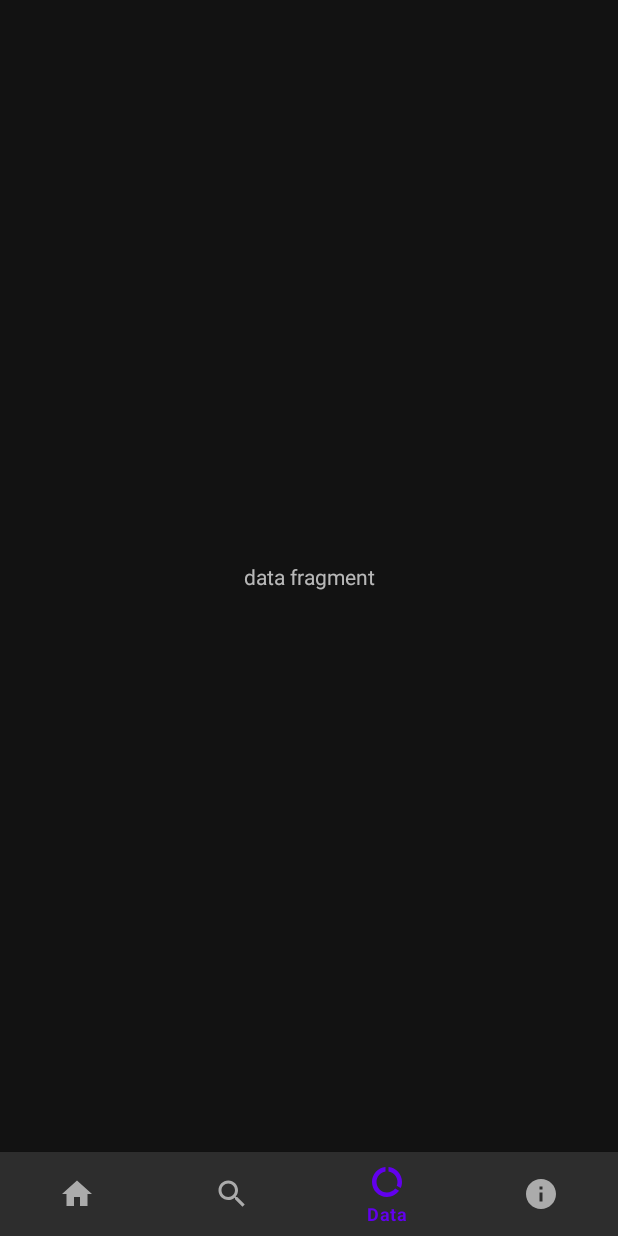
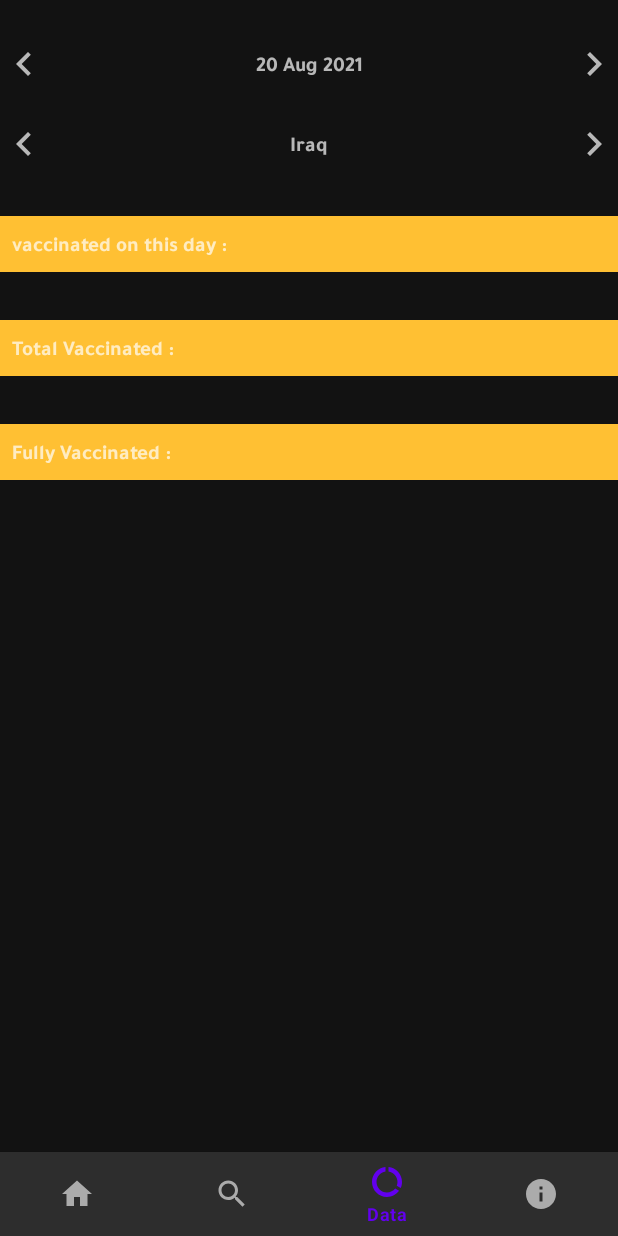
Before and after one commit to wesamnabeel99/covidvax, an Android app: the screen it shows after launch (HomeActivity), item 3 of the bottom bar chosen, on a phone screen of 412 x 824 dp. Run offline under Robolectric (Android 15) with nearby library versions, the light colour scheme and no system bars.

Commit message:
implement simple ui for data fragment

```diff
--- /dev/null
+++ b/app/src/main/res/drawable/ic_baseline_keyboard_arrow_right_24.xml
@@ -0,0 +1,10 @@
+<vector xmlns:android="http://schemas.android.com/apk/res/android"
+    android:width="24dp"
+    android:height="24dp"
+    android:viewportWidth="24"
+    android:viewportHeight="24"
+    android:tint="?attr/colorControlNormal">
+  <path
+      android:fillColor="@android:color/white"
+      android:pathData="M8.59,16.59L13.17,12 8.59,7.41 10,6l6,6 -6,6 -1.41,-1.41z"/>
+</vector>
--- a/app/src/main/res/layout/fragment_data.xml
+++ b/app/src/main/res/layout/fragment_data.xml
@@ -1,16 +1,102 @@
 <?xml version="1.0" encoding="utf-8"?>
 <androidx.constraintlayout.widget.ConstraintLayout xmlns:android="http://schemas.android.com/apk/res/android"
     xmlns:app="http://schemas.android.com/apk/res-auto"
+    xmlns:tools="http://schemas.android.com/tools"
     android:layout_width="match_parent"
     android:layout_height="match_parent">
 
     <TextView
+        android:id="@+id/textView"
         android:layout_width="wrap_content"
         android:layout_height="wrap_content"
-        android:text="data fragment"
-        app:layout_constraintBottom_toBottomOf="parent"
+        android:fontFamily="@font/tajawalbold"
+        android:layout_marginTop="32dp"
+        android:text="20 Aug 2021"
         app:layout_constraintEnd_toEndOf="parent"
         app:layout_constraintStart_toStartOf="parent"
         app:layout_constraintTop_toTopOf="parent" />
 
+    <ImageView
+        android:id="@+id/imageView"
+        android:layout_width="32dp"
+        android:layout_height="32dp"
+        android:src="@drawable/ic_baseline_keyboard_arrow_right_24"
+        app:layout_constraintBottom_toBottomOf="@+id/textView"
+        app:layout_constraintEnd_toEndOf="parent"
+        app:layout_constraintTop_toTopOf="@+id/textView" />
+
+    <ImageView
+        android:id="@+id/imageView3"
+        android:layout_width="32dp"
+        android:layout_height="32dp"
+        android:rotation="180"
+        android:src="@drawable/ic_baseline_keyboard_arrow_right_24"
+        app:layout_constraintBottom_toBottomOf="@+id/textView"
+        app:layout_constraintStart_toStartOf="parent"
+        app:layout_constraintTop_toTopOf="@+id/textView" />
+
+    <TextView
+        android:id="@+id/textView2"
+        android:layout_marginTop="32dp"
+        android:layout_width="wrap_content"
+        android:layout_height="wrap_content"
+        android:fontFamily="@font/tajawalbold"
+        android:text="Iraq"
+        app:layout_constraintEnd_toEndOf="parent"
+        app:layout_constraintStart_toStartOf="parent"
+        app:layout_constraintTop_toBottomOf="@+id/textView" />
+
+    <ImageView
+        android:id="@+id/imageView2"
+        android:layout_width="32dp"
+        android:layout_height="32dp"
+        android:src="@drawable/ic_baseline_keyboard_arrow_right_24"
+        app:layout_constraintBottom_toBottomOf="@+id/textView2"
+        app:layout_constraintEnd_toEndOf="parent"
+        app:layout_constraintTop_toTopOf="@+id/textView2" />
+
+    <ImageView
+        android:id="@+id/imageView4"
+        android:layout_width="32dp"
+        android:layout_height="32dp"
+        android:rotation="180"
+        android:src="@drawable/ic_baseline_keyboard_arrow_right_24"
+        app:layout_constraintBottom_toBottomOf="@+id/textView2"
+        app:layout_constraintStart_toStartOf="parent"
+        app:layout_constraintTop_toTopOf="@+id/textView2" />
+
+    <TextView
+        android:id="@+id/textView3"
+        android:layout_width="match_parent"
+        android:layout_height="wrap_content"
+        android:background="#ffc033"
+        android:padding="8dp"
+        android:layout_marginTop="32dp"
+        android:fontFamily="@font/tajawalbold"
+        android:text="vaccinated on this day : "
+        app:layout_constraintStart_toStartOf="parent"
+        app:layout_constraintTop_toBottomOf="@+id/imageView4" />
+
+    <TextView
+        android:id="@+id/textView4"
+        android:layout_width="match_parent"
+        android:layout_height="wrap_content"
+        android:layout_marginTop="32dp"
+        android:padding="8dp"
+        android:background="#ffc033"
+        android:fontFamily="@font/tajawalbold"
+        android:text="Total Vaccinated : "
+        app:layout_constraintStart_toStartOf="parent"
+        app:layout_constraintTop_toBottomOf="@+id/textView3" />
+
+    <TextView
+        android:layout_width="match_parent"
+        android:layout_height="wrap_content"
+        android:fontFamily="@font/tajawalbold"
+        android:layout_marginTop="32dp"
+        android:text="Fully Vaccinated : "
+        android:background="#ffc033"
+        android:padding="8dp"
+        app:layout_constraintStart_toStartOf="parent"
+        app:layout_constraintTop_toBottomOf="@+id/textView4" />
 </androidx.constraintlayout.widget.ConstraintLayout>
```
